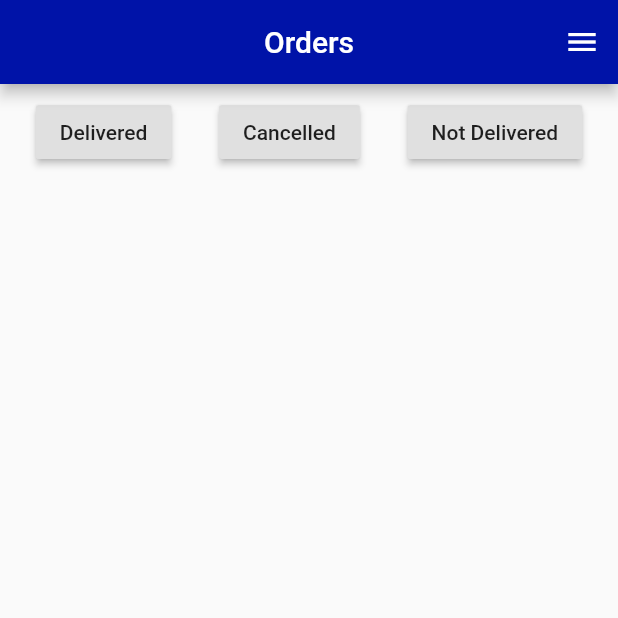
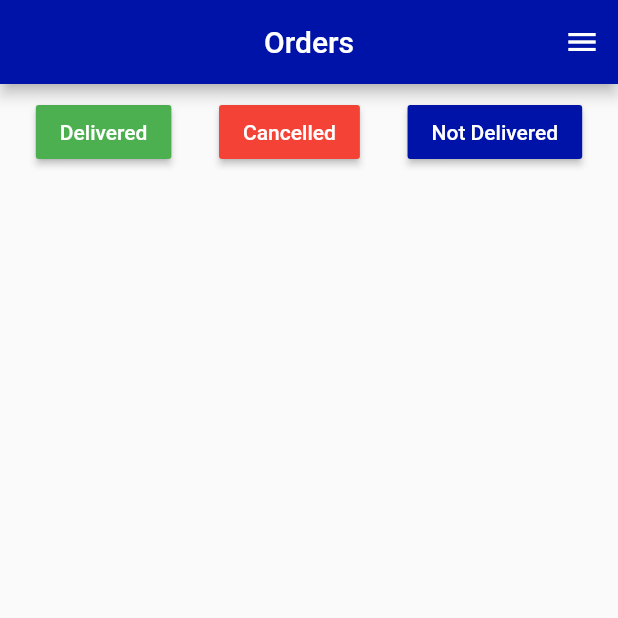
Before and after one commit to kishanhitk/ShopApp-Admin, a Flutter app: the screen it shows after launch, on a phone screen of 412 x 824 dp, the top half of it. Run offline on Flutter 3.47's test engine with Material 2 defaults, Android fonts, the phone set to English and light mode, and no system bars; our stand-ins replace barcode_widget, cloud_firestore, google_fonts, screenshot, share; accounts and stored records are empty.

Commit message:
Filter button COlors.

```diff
--- a/lib/Pages/homepage.dart
+++ b/lib/Pages/homepage.dart
@@ -31,7 +31,9 @@ class _HomePageState extends State<HomePage> {
             ),
             ListTile(
               title: Text('All Orders'),
-              onTap: () {},
+              onTap: () {
+                Navigator.pop(context);
+              },
             ),
             ListTile(
               title: Text('Customers'),
@@ -57,21 +59,33 @@ class _HomePageState extends State<HomePage> {
                 mainAxisAlignment: MainAxisAlignment.spaceAround,
                 children: <Widget>[
                   RaisedButton(
-                      child: Text("Delivered"),
+                      color: Colors.green,
+                      child: Text(
+                        "Delivered",
+                        style: TextStyle(color: Colors.white),
+                      ),
                       onPressed: () {
                         setState(() {
                           type = "Delivered";
                         });
                       }),
                   RaisedButton(
-                      child: Text("Cancelled"),
+                      color: Colors.red,
+                      child: Text(
+                        "Cancelled",
+                        style: TextStyle(color: Colors.white),
+                      ),
                       onPressed: () {
                         setState(() {
                           type = "Cancelled";
                         });
                       }),
                   RaisedButton(
-                      child: Text("Not Delivered"),
+                      color: Color(0xFF0013A8),
+                      child: Text(
+                        "Not Delivered",
+                        style: TextStyle(color: Colors.white),
+                      ),
                       onPressed: () {
                         setState(() {
                           type = "Not Delivered";
```
